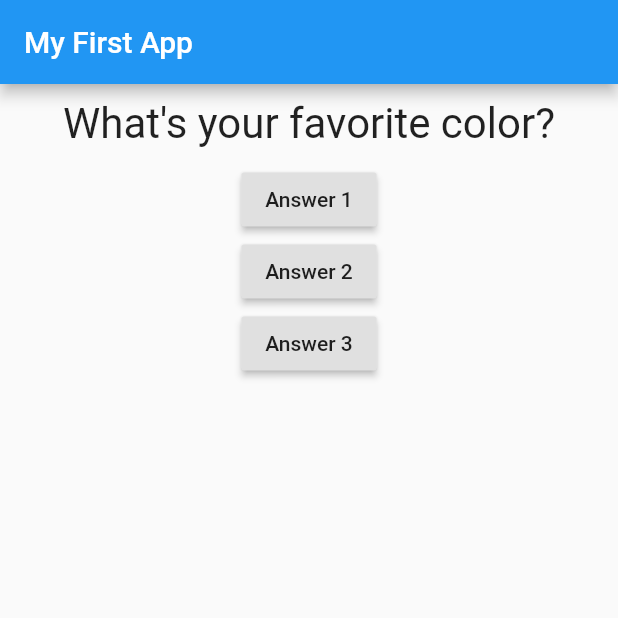
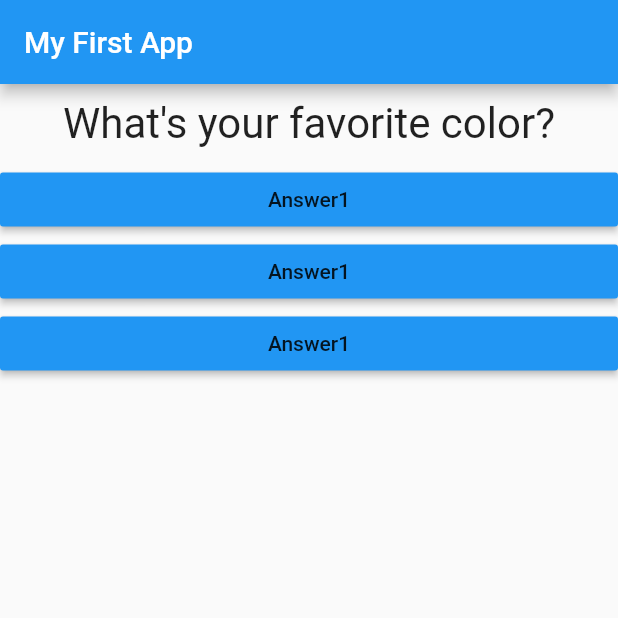
Before and after one commit to yuki-snow1823/Flutter_TheCompleteGuide, a Flutter app: the screen it shows after launch, on a phone screen of 412 x 824 dp, the top half of it. Run offline on Flutter 3.47's test engine with Material 2 defaults, Android fonts, the phone set to English and light mode, and no system bars.

Commit message:
send callback

```diff
--- a/flutter_complete_guide/lib/main.dart
+++ b/flutter_complete_guide/lib/main.dart
@@ -1,6 +1,7 @@
 import 'package:flutter/material.dart';
 
 import './question.dart';
+import './answer.dart';
 
 // void main() {
 //   runApp(MyApp());
@@ -45,9 +46,9 @@ class _MyAppState extends State < MyApp > {
         body: Column(
           children: [
             Question(questions[_questionIndex]),
-            RaisedButton(child: Text('Answer 1'), onPressed: _answerQuestion),
-            RaisedButton(child: Text('Answer 2'), onPressed: () => print('Answer 2 chosen!')),
-            RaisedButton(child: Text('Answer 3'), onPressed: _answerQuestion),
+            Answer(_answerQuestion),
+            Answer(_answerQuestion),
+            Answer(_answerQuestion),
           ],
         ),
       ),
```
